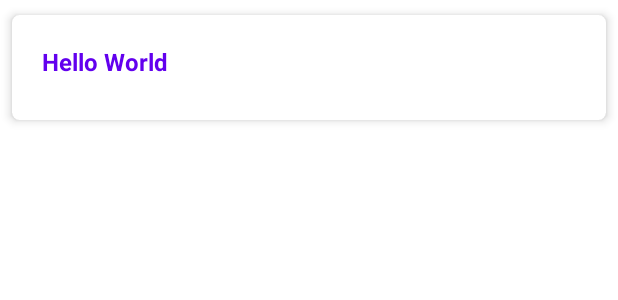
After one commit to Stephenayor/Crop2Cash, an Android app: the layout exhibits_parent_list_item.xml on its own in the app's theme, with its tools: preview values and no code run, on a phone screen of 412 x 824 dp. The commit adds this screen. Shown: the top 300 px of the screen. Run offline under Robolectric (Android 15) with nearby library versions, the phone set to English and light mode, and no system bars.

Commit message:
Implemented UI component

```diff
--- a/app/build.gradle
+++ b/app/build.gradle
@@ -50,6 +50,7 @@ dependencies {
     //Glide
     implementation 'com.github.bumptech.glide:glide:4.9.0'
     implementation 'androidx.legacy:legacy-support-v4:1.0.0'
+    implementation 'androidx.cardview:cardview:1.0.0'
     annotationProcessor 'com.github.bumptech.glide:compiler:4.9.0'
 
     //Dagger
@@ -61,6 +62,9 @@ dependencies {
     implementation 'org.jetbrains.kotlinx:kotlinx-coroutines-android:1.3.7'
     implementation 'org.jetbrains.kotlinx:kotlinx-coroutines-core:1.4.1'
 
+    //CardView
+
+
 
     implementation 'androidx.core:core-ktx:1.7.0'
     implementation 'androidx.appcompat:appcompat:1.5.1'
--- /dev/null
+++ b/app/src/main/res/layout/exhibits_parent_list_item.xml
@@ -0,0 +1,45 @@
+<androidx.cardview.widget.CardView
+    xmlns:android="http://schemas.android.com/apk/res/android"
+    xmlns:card_view="http://schemas.android.com/apk/res-auto"
+    xmlns:tools="http://schemas.android.com/tools"
+    android:id="@+id/Parent_recycler_card_view"
+    android:layout_width="match_parent"
+    android:layout_height="wrap_content"
+
+    android:layout_margin="2dp"
+    card_view:cardBackgroundColor="#fff"
+    card_view:cardCornerRadius="5dp"
+    card_view:cardElevation="4dp"
+    card_view:cardUseCompatPadding="true">
+
+    <RelativeLayout
+        android:layout_width="match_parent"
+        android:layout_height="match_parent"
+        android:orientation="vertical">
+
+        <TextView
+            android:id="@+id/exhibits_title"
+            style="@style/Base.TextAppearance.AppCompat.Subhead"
+            android:layout_width="wrap_content"
+            android:layout_height="wrap_content"
+            android:layout_alignParentTop="true"
+            android:layout_alignStart="@+id/rv_exhibit_images"
+            android:padding="20dp"
+            android:text="Hello World"
+            android:textColor="@color/design_default_color_primary"
+            android:textStyle="bold" />
+
+        <androidx.recyclerview.widget.RecyclerView
+            android:id="@+id/rv_exhibit_images"
+            android:layout_width="match_parent"
+            android:layout_height="wrap_content"
+            android:layout_alignParentTop="true"
+            android:layout_centerHorizontal="true"
+            android:padding="20dp"
+            android:layout_marginTop="30dp"
+            android:orientation="horizontal"
+            tools:layout_editor_absoluteX="74dp" />
+
+    </RelativeLayout>
+
+</androidx.cardview.widget.CardView>
```
Also changed, not shown: app/src/main/java/com/example/crop2cash/ExhibitsFragment.kt (+25 -5 lines), app/src/main/java/com/example/crop2cash/adapter/ExhibitImageAdapter.kt (added, +42 -0 lines), app/src/main/java/com/example/crop2cash/adapter/ExhibitsTitleAdapter.kt (added, +50 -0 lines), app/src/main/res/layout/exhibits_child_list_item.xml (added, +26 -0 lines), app/src/main/res/layout/fragment_exhibits.xml (+5 -8 lines).
